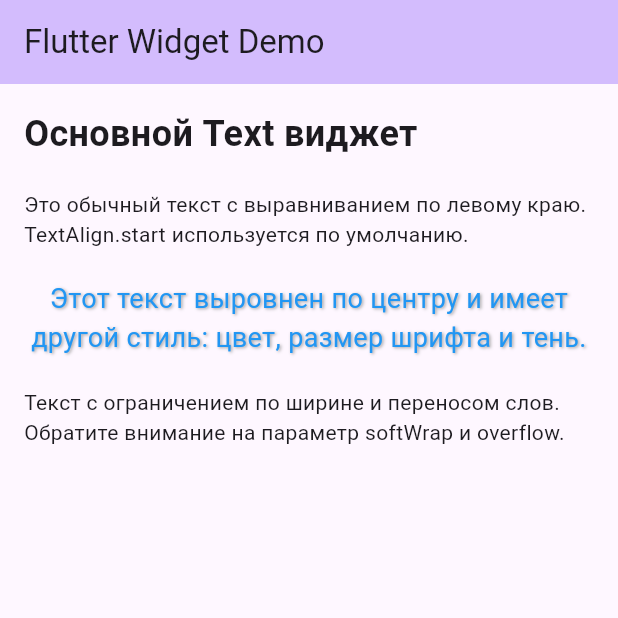
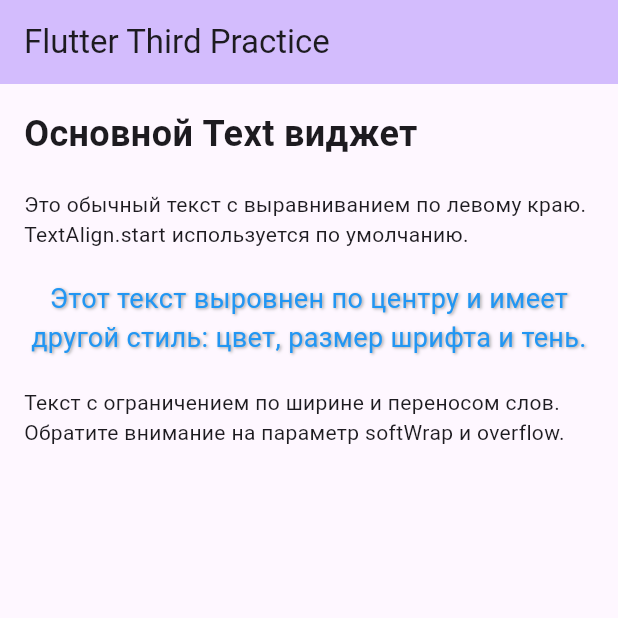
Before and after one commit to GeniiMisli901203/flatter3, a Flutter app: the screen it shows after launch, on a phone screen of 412 x 824 dp, the top half of it. Run offline on Flutter 3.47's test engine with Material 3 defaults, Android fonts, the phone set to English and light mode, and no system bars.

Commit message:
Работа выполнена

```diff
--- a/lib/screens/MainScreen.dart
+++ b/lib/screens/MainScreen.dart
@@ -1,6 +1,5 @@
 import 'package:flutter/material.dart';
 
-import '../main.dart';
 import 'ButtonWidgetScreem.dart';
 import 'ContainerWidgetScreen.dart';
 import 'InteractiveWidgetScreen.dart';
@@ -31,7 +30,7 @@ class _MainScreenState extends State<MainScreen> {
   Widget build(BuildContext context) {
     return Scaffold(
       appBar: AppBar(
-        title: const Text('Flutter Widget Demo'),
+        title: const Text('Flutter Third Practice'),
         backgroundColor: Theme.of(context).colorScheme.inversePrimary,
       ),
       body: _screens[_currentIndex],
```
